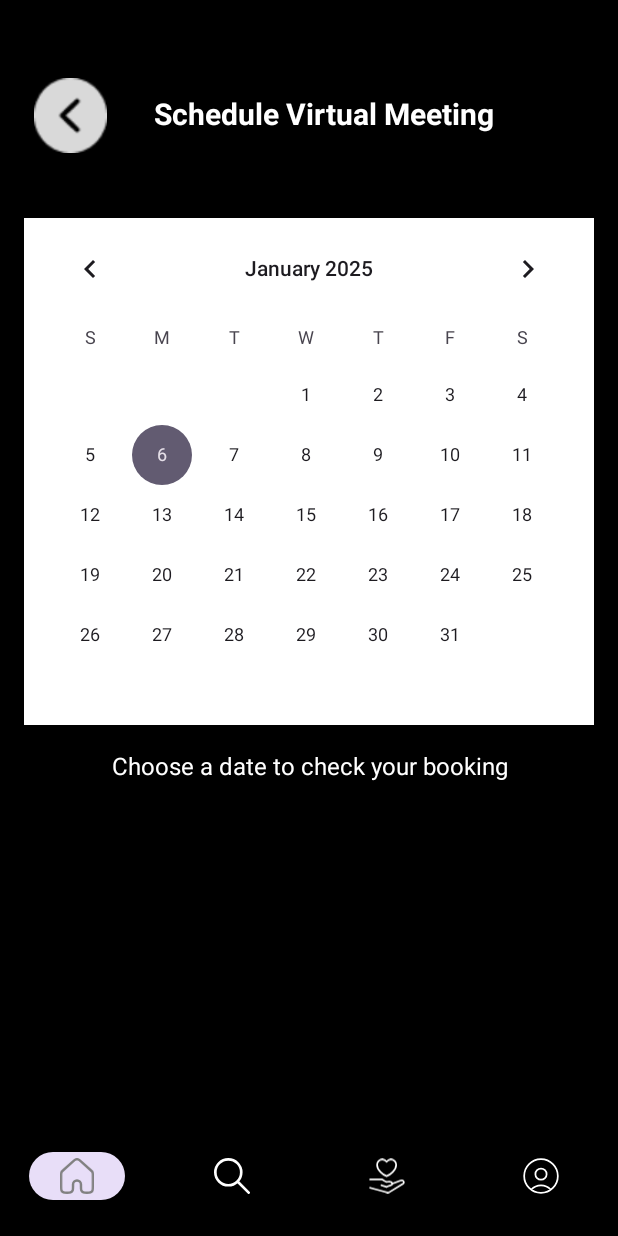
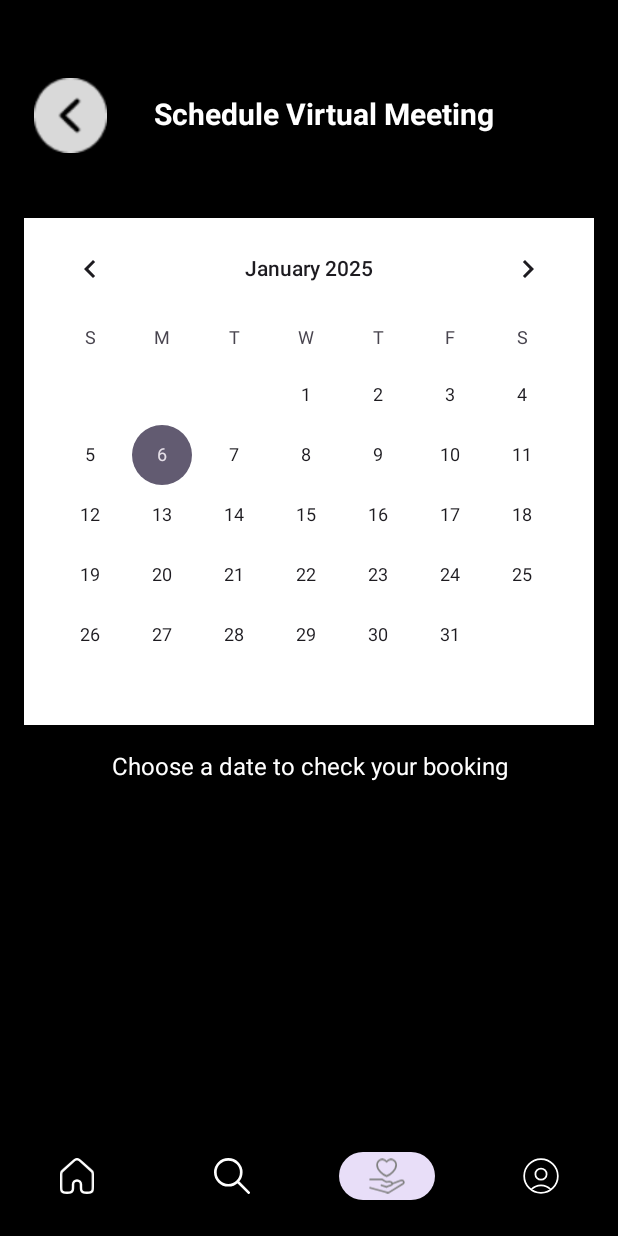
Before and after one commit to RextonRZ/JP-PathSeeker, an Android app: the CalendarFragment screen opened through its navigation route, on a phone screen of 412 x 824 dp. Run offline under Robolectric (Android 15) with nearby library versions, the phone set to English and light mode, and no system bars; our stand-ins replace Firebase (no records; nobody signed in at launch, a user with empty details on screens opened directly), navigation-ui; libraries missing offline, so code that uses them is left out: com.denzcoskun.imageslider; Roboto replaces fonts that are not available here; 7 statements that could not run were skipped.

Commit message:
Solve navigation click here and bug (but still having minor issue)

```diff
--- a/app/src/main/java/com/example/MAD/AppHomePage.java
+++ b/app/src/main/java/com/example/MAD/AppHomePage.java
@@ -2,6 +2,7 @@ package com.example.MAD;
 
 import android.content.Intent;
 import android.os.Bundle;
+import android.view.MenuItem;
 
 import androidx.appcompat.app.AppCompatActivity;
 import androidx.fragment.app.Fragment;
@@ -34,12 +35,46 @@ public class AppHomePage extends AppCompatActivity {
         args.putString("workingStatus", workingStatus);
         args.putString("sector", sector);
 
-        // Set up BottomNavigationView
+        ///////////////////// Solved the click here click there problem
         BottomNavigationView bottomNav = findViewById(R.id.bottom_nav);
         NavController navController = Navigation.findNavController(this, R.id.fragment_container);
 
+        navController.setGraph(navController.getGraph(), args);
+
         // Link BottomNavigationView with NavController
         NavigationUI.setupWithNavController(bottomNav, navController);
+
+        // Make sure menu items match destination IDs
+        bottomNav.getMenu().findItem(R.id.careerFragment).setChecked(true);
+
+        // Setup the NavigationUI
+        NavigationUI.setupWithNavController(bottomNav, navController);
+
+        // Add destination change listener
+        navController.addOnDestinationChangedListener((controller, destination, arguments) -> {
+            // Clear all selections first
+            for (int i = 0; i < bottomNav.getMenu().size(); i++) {
+                bottomNav.getMenu().getItem(i).setChecked(false);
+            }
+
+            // Check if we're in any career-related fragment
+            if (destination.getId() == R.id.careerFragment ||
+                    destination.getId() == R.id.mentorshipFragment ||
+                    destination.getId() == R.id.articleFragment ||
+                    destination.getId() == R.id.forumFragment ||
+                    destination.getId() == R.id.healthFragment ||
+                    destination.getId() == R.id.articleDetailFragment ||
+                    destination.getId() == R.id.scheduleFragment ||
+                    destination.getId() == R.id.calendarFragment) {
+                bottomNav.getMenu().findItem(R.id.careerFragment).setChecked(true);
+            } else {
+                // For other destinations, check the corresponding menu item
+                MenuItem item = bottomNav.getMenu().findItem(destination.getId());
+                if (item != null) {
+                    item.setChecked(true);
+                }
+            }
+        });
 
         // Add Main Fragments with Arguments
         setupMainFragments(args);
--- a/app/src/main/java/com/example/MAD/CalendarFragment.java
+++ b/app/src/main/java/com/example/MAD/CalendarFragment.java
@@ -35,9 +35,8 @@ public class CalendarFragment extends Fragment {
         calendarView = view.findViewById(R.id.calendarView);
         bookedInfoTextView = view.findViewById(R.id.bookedInfoTextView);
 
-        Bundle args = getArguments();
-        if (args != null) {
-            currentUser = args.getString("userEmail");
+        if (getArguments() != null) {
+            currentUser = getArguments().getString("userEmail");
         }
 
         ImageView backIcon = view.findViewById(R.id.back_icon);
--- a/app/src/main/res/navigation/nav_path.xml
+++ b/app/src/main/res/navigation/nav_path.xml
@@ -18,15 +18,22 @@
         android:id="@+id/careerFragment"
         android:name="com.example.MAD.CareerMain_Fragment"
         tools:layout="@layout/fragment_career_resources_main">
+        <!-- Mark these fragments as part of the career section -->
+        <action
+            android:id="@+id/action_careerMain_to_mentorshipFragment"
+            app:destination="@id/mentorshipFragment"
+            app:popUpTo="@id/careerFragment"
+            app:popUpToInclusive="false" />
         <action
             android:id="@+id/action_careerMain_to_articleFragment"
-            app:destination="@id/articleFragment" />
-        <action
-            android:id="@+id/action_careerMain_to_mentorshipFragment"
-            app:destination="@id/mentorshipFragment" />
+            app:destination="@id/articleFragment"
+            app:popUpTo="@id/careerFragment"
+            app:popUpToInclusive="false" />
         <action
             android:id="@+id/action_careerMain_to_forumFragment"
-            app:destination="@id/forumFragment" />
+            app:destination="@id/forumFragment"
+            app:popUpTo="@id/careerFragment"
+            app:popUpToInclusive="false" />
     </fragment>
 
     <fragment
@@ -58,7 +65,9 @@
     <fragment
         android:id="@+id/mentorshipFragment"
         android:name="com.example.MAD.MentorshipFragment"
-        android:label="mentorshipFragment" />
+        android:label="mentorshipFragment"/>
+    <!-- Add this line to associate with career tab -->
+
     <fragment
         android:id="@+id/forumFragment"
         android:name="com.example.MAD.ForumFragment"
```
